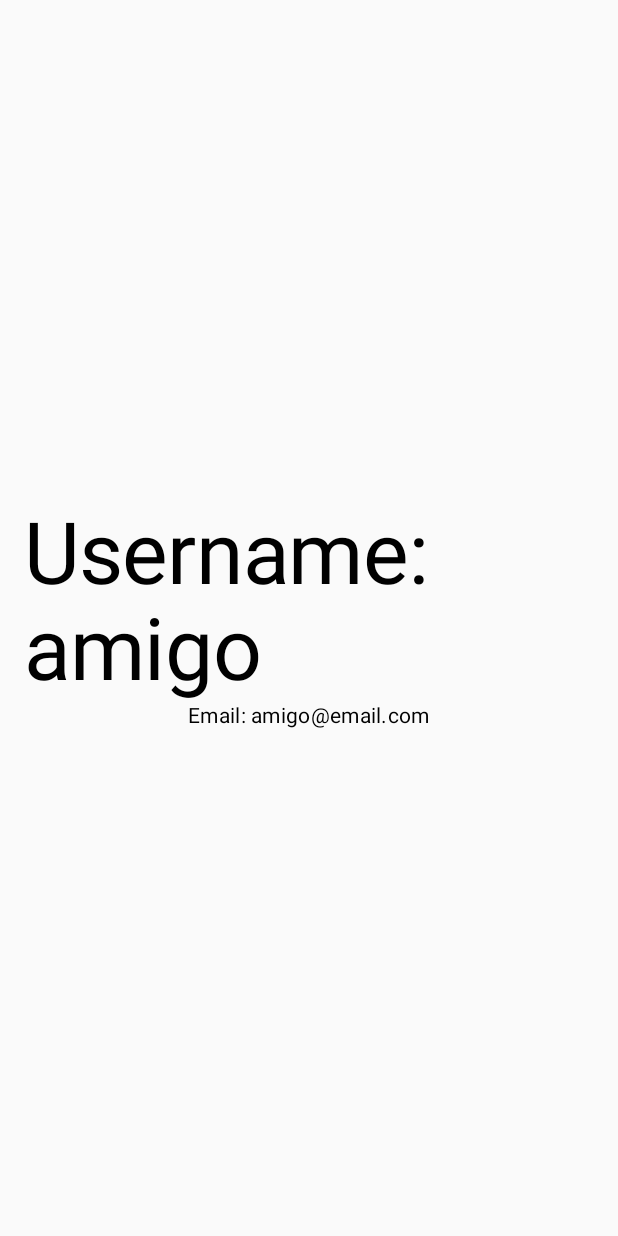
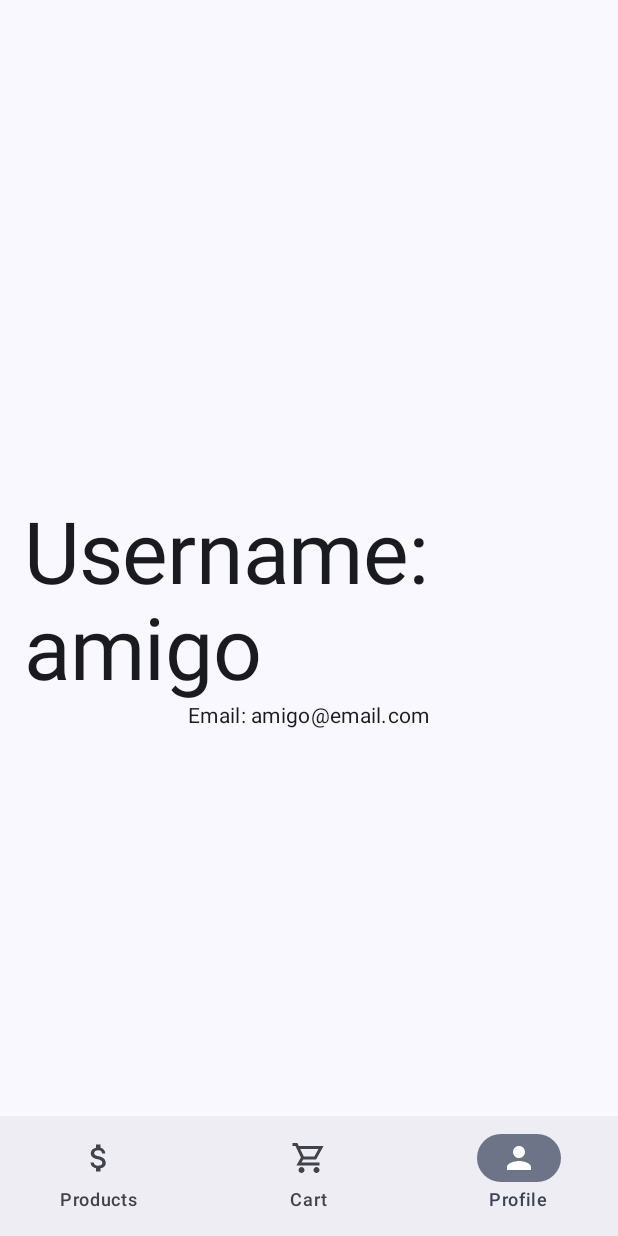
Before and after one commit to diikiin/ShoppingApp, an Android app built with Jetpack Compose: the UserProfileScreen screen opened through its navigation route, on a phone screen of 412 x 824 dp. Run offline under Robolectric (Android 15) with nearby library versions, the phone set to English and light mode, and no system bars; our stand-ins replace Room's generated code, livedata-compose.

Commit message:
screens and data

```diff
--- a/app/src/main/java/com/dikin/shoppingapp/MainActivity.kt
+++ b/app/src/main/java/com/dikin/shoppingapp/MainActivity.kt
@@ -1,26 +1,15 @@
 package com.dikin.shoppingapp
 
-import android.app.Application
 import android.os.Bundle
 import androidx.activity.ComponentActivity
 import androidx.activity.compose.setContent
 import androidx.activity.enableEdgeToEdge
 import androidx.compose.material3.Text
 import androidx.compose.runtime.Composable
-import androidx.compose.runtime.remember
 import androidx.compose.ui.Modifier
-import androidx.compose.ui.platform.LocalContext
 import androidx.compose.ui.tooling.preview.Preview
-import androidx.navigation.compose.NavHost
-import androidx.navigation.compose.composable
-import androidx.navigation.compose.rememberNavController
-import com.dikin.shoppingapp.entities.ShoppingCart
-import com.dikin.shoppingapp.entities.User
-import com.dikin.shoppingapp.screens.ProductsCatalogScreen
-import com.dikin.shoppingapp.screens.ShoppingCartScreen
-import com.dikin.shoppingapp.screens.UserProfileScreen
+import com.dikin.shoppingapp.screens.MainScreen
 import com.dikin.shoppingapp.ui.theme.ShoppingAppTheme
-import com.dikin.shoppingapp.viewmodels.ShoppingCartViewModel
 
 class MainActivity : ComponentActivity() {
     override fun onCreate(savedInstanceState: Bundle?) {
@@ -41,7 +30,7 @@ class MainActivity : ComponentActivity() {
 //                        )
 //                    }
 //                }
-                MainApp()
+                MainScreen()
             }
         }
     }
@@ -77,22 +66,22 @@ fun GreetingPreview() {
     }
 }
 
-@Composable
-fun MainApp() {
-    val navController = rememberNavController()
-    val user =
-        remember { User(username = "amigo", email = "amigo@email.com", passwordHash = "hash") }
-    val application = LocalContext.current.applicationContext as Application
-
-    NavHost(navController = navController, startDestination = "productsCatalog") {
-        composable("productsCatalog") {
-            ProductsCatalogScreen()
-        }
-        composable("shoppingCart") {
-            ShoppingCartScreen(userId = user.userId)
-        }
-        composable("userProfileScreen") {
-            UserProfileScreen(user)
-        }
-    }
-}
+//@Composable
+//fun MainApp() {
+//    val navController = rememberNavController()
+//    val user =
+//        remember { User(username = "amigo", email = "amigo@email.com", passwordHash = "hash") }
+//    val application = LocalContext.current.applicationContext as Application
+//
+//    NavHost(navController = navController, startDestination = "productsCatalog") {
+//        composable("productsCatalog") {
+//
+//        }
+//        composable("shoppingCart") {
+//            ShoppingCartScreen(userId = user.userId)
+//        }
+//        composable("userProfileScreen") {
+//            UserProfileScreen(user)
+//        }
+//    }
+//}
--- a/app/src/main/java/com/dikin/shoppingapp/config/AppDatabase.kt
+++ b/app/src/main/java/com/dikin/shoppingapp/config/AppDatabase.kt
@@ -37,7 +37,7 @@ import com.dikin.shoppingapp.entities.UserAddress
         ShoppingCart::class,
         User::class,
         UserAddress::class
-    ], version = 1, exportSchema = false
+    ], version = 2, exportSchema = false
 )
 abstract class AppDatabase : RoomDatabase() {
     abstract fun cartItemDao(): CartItemDao
@@ -63,6 +63,7 @@ abstract class AppDatabase : RoomDatabase() {
                     "app_database"
                 )
                     .fallbackToDestructiveMigration()
+                    .allowMainThreadQueries()
                     .build()
                 INSTANCE = instance
                 instance
--- a/app/src/main/java/com/dikin/shoppingapp/daos/ShoppingCartDao.kt
+++ b/app/src/main/java/com/dikin/shoppingapp/daos/ShoppingCartDao.kt
@@ -21,7 +21,7 @@ interface ShoppingCartDao {
     suspend fun getByUserId(userId: Int): ShoppingCart?
 
     @Insert
-    suspend fun insert(shoppingCart: ShoppingCart)
+    fun insert(shoppingCart: ShoppingCart)
 
     @Update
     suspend fun update(shoppingCart: ShoppingCart)
--- a/app/src/main/java/com/dikin/shoppingapp/daos/UserDao.kt
+++ b/app/src/main/java/com/dikin/shoppingapp/daos/UserDao.kt
@@ -17,6 +17,9 @@ interface UserDao {
     @Query("select * from users where userId = :id")
     suspend fun getById(id: Int): User?
 
+    @Query("select * from users where username = :username")
+    fun getByUsername(username: String): User?
+
     @Insert
     suspend fun insert(user: User)
 
--- a/app/src/main/java/com/dikin/shoppingapp/entities/ShoppingCart.kt
+++ b/app/src/main/java/com/dikin/shoppingapp/entities/ShoppingCart.kt
@@ -3,9 +3,6 @@ package com.dikin.shoppingapp.entities
 import androidx.room.Entity
 import androidx.room.ForeignKey
 import androidx.room.PrimaryKey
-import java.sql.Timestamp
-import java.time.Instant
-import java.util.Date
 
 @Entity(
     tableName = "shopping_cart",
@@ -19,7 +16,7 @@ import java.util.Date
     ]
 )
 data class ShoppingCart(
-    @PrimaryKey
+    @PrimaryKey(autoGenerate = true)
     val cartId: Int = 0,
     val userId: Int
 )
--- a/app/src/main/java/com/dikin/shoppingapp/screens/BottomNavDestination.kt
+++ b/app/src/main/java/com/dikin/shoppingapp/navigation/BottomNavDestination.kt
@@ -1,4 +1,4 @@
-package com.dikin.shoppingapp.screens
+package com.dikin.shoppingapp.navigation
 
 import com.dikin.shoppingapp.R
 
--- /dev/null
+++ b/app/src/main/java/com/dikin/shoppingapp/navigation/BottomNavigationGraph.kt
@@ -0,0 +1,33 @@
+package com.dikin.shoppingapp.navigation
+
+import androidx.compose.runtime.Composable
+import androidx.compose.ui.Modifier
+import androidx.navigation.NavHostController
+import androidx.navigation.compose.NavHost
+import androidx.navigation.compose.composable
+import com.dikin.shoppingapp.screens.ProductsCatalogScreen
+import com.dikin.shoppingapp.screens.ShoppingCartScreen
+import com.dikin.shoppingapp.screens.UserProfileScreen
+import com.dikin.shoppingapp.viewmodels.UserViewModel
+
+@Composable
+fun BottomNavigationGraph(
+    userViewModel: UserViewModel,
+    navController: NavHostController,
+    paddingModifier: Modifier
+) {
+    NavHost(
+        navController = navController,
+        startDestination = BottomNavDestination.Products.route
+    ) {
+        composable(route = BottomNavDestination.Products.route) {
+            ProductsCatalogScreen(userViewModel = userViewModel, modifier = paddingModifier)
+        }
+        composable(route = BottomNavDestination.Cart.route) {
+            ShoppingCartScreen(userViewModel, modifier = paddingModifier)
+        }
+        composable(route = BottomNavDestination.Profile.route) {
+            UserProfileScreen(userViewModel)
+        }
+    }
+}
--- /dev/null
+++ b/app/src/main/java/com/dikin/shoppingapp/navigation/BottomNavigationMenu.kt
@@ -0,0 +1,58 @@
+package com.dikin.shoppingapp.navigation
+
+import androidx.compose.material3.Icon
+import androidx.compose.material3.NavigationBar
+import androidx.compose.material3.NavigationBarItem
+import androidx.compose.material3.Text
+import androidx.compose.runtime.Composable
+import androidx.compose.runtime.getValue
+import androidx.compose.runtime.mutableIntStateOf
+import androidx.compose.runtime.remember
+import androidx.compose.runtime.setValue
+import androidx.compose.ui.Modifier
+import androidx.compose.ui.res.painterResource
+import androidx.navigation.NavController
+import androidx.navigation.compose.currentBackStackEntryAsState
+
+@Composable
+fun BottomNavigationMenu(navController: NavController) {
+    val items = listOf(
+        BottomNavDestination.Products,
+        BottomNavDestination.Cart,
+        BottomNavDestination.Profile
+    )
+
+    var selectedIndex by remember {
+        mutableIntStateOf(0)
+    }
+
+    NavigationBar {
+        items.forEachIndexed { index, screen ->
+            val backStackEntry = navController.currentBackStackEntryAsState()
+            NavigationBarItem(
+                icon = {
+                    Icon(
+                        painter = painterResource(screen.icon),
+                        contentDescription = screen.label
+                    )
+                },
+                label = { Text(screen.label) },
+                selected = screen.route == backStackEntry.value?.destination?.route,
+                onClick = {
+                    selectedIndex = index
+                    navController.navigate(screen.route)
+                }
+            )
+        }
+    }
+
+}
+
+@Composable
+fun ContentScreen(modifier: Modifier = Modifier, selectedIndex: Int) {
+    when (selectedIndex) {
+//        0 -> ProductsCatalogScreen()
+//        1 -> ShoppingCartScreen()
+//        2 -> UserProfileScreen()
+    }
+}
--- a/app/src/main/java/com/dikin/shoppingapp/repositories/ShoppingCartRepository.kt
+++ b/app/src/main/java/com/dikin/shoppingapp/repositories/ShoppingCartRepository.kt
@@ -15,7 +15,7 @@ class ShoppingCartRepository(private val dao: ShoppingCartDao) {
         return dao.getByUserId(userId);
     }
 
-    suspend fun create(shoppingCart: ShoppingCart) {
+    fun create(shoppingCart: ShoppingCart) {
         dao.insert(shoppingCart)
     }
 
--- a/app/src/main/java/com/dikin/shoppingapp/repositories/UserRepository.kt
+++ b/app/src/main/java/com/dikin/shoppingapp/repositories/UserRepository.kt
@@ -9,6 +9,10 @@ class UserRepository(private val dao: UserDao) {
 
     suspend fun getById(id: Int): User? {
         return dao.getById(id)
+    }
+
+    fun getByUsername(username: String): User? {
+        return dao.getByUsername(username)
     }
 
     suspend fun create(user: User) {
--- /dev/null
+++ b/app/src/main/java/com/dikin/shoppingapp/screens/MainScreen.kt
@@ -0,0 +1,46 @@
+package com.dikin.shoppingapp.screens
+
+import androidx.compose.foundation.layout.padding
+import androidx.compose.material3.Scaffold
+import androidx.compose.runtime.Composable
+import androidx.compose.ui.Modifier
+import androidx.lifecycle.viewmodel.compose.viewModel
+import androidx.navigation.compose.rememberNavController
+import com.dikin.shoppingapp.entities.ShoppingCart
+import com.dikin.shoppingapp.entities.User
+import com.dikin.shoppingapp.navigation.BottomNavigationGraph
+import com.dikin.shoppingapp.navigation.BottomNavigationMenu
+import com.dikin.shoppingapp.viewmodels.ShoppingCartViewModel
+import com.dikin.shoppingapp.viewmodels.UserViewModel
+
+@Composable
+fun MainScreen() {
+    val navController = rememberNavController()
+    val userViewModel: UserViewModel = viewModel()
+    val shoppingCartViewModel: ShoppingCartViewModel = viewModel()
+
+    var currentUser = userViewModel.getByUsername("amigo")
+    if (currentUser == null) {
+        userViewModel.create(
+            User(
+                username = "amigo",
+                email = "amigo@email.com",
+                passwordHash = "hash"
+            )
+        )
+        currentUser = userViewModel.getByUsername("amigo")
+        currentUser?.let { shoppingCartViewModel.create(ShoppingCart(userId = it.userId)) }
+    }
+    userViewModel.currentUser = currentUser
+
+    Scaffold(
+        bottomBar = { BottomNavigationMenu(navController = navController) },
+    )
+    { paddingValues ->
+        BottomNavigationGraph(
+            userViewModel = userViewModel,
+            navController = navController,
+            paddingModifier = Modifier.padding(paddingValues)
+        )
+    }
+}
--- a/app/src/main/java/com/dikin/shoppingapp/screens/ProductsCatalogScreen.kt
+++ b/app/src/main/java/com/dikin/shoppingapp/screens/ProductsCatalogScreen.kt
@@ -5,7 +5,6 @@ import androidx.compose.foundation.layout.Spacer
 import androidx.compose.foundation.layout.fillMaxWidth
 import androidx.compose.foundation.layout.height
 import androidx.compose.foundation.layout.padding
-import androidx.compose.foundation.lazy.LazyColumn
 import androidx.compose.material3.Button
 import androidx.compose.material3.Text
 import androidx.compose.runtime.Composable
@@ -22,9 +21,11 @@ import androidx.compose.ui.unit.sp
 import androidx.lifecycle.viewmodel.compose.viewModel
 import com.dikin.shoppingapp.entities.Product
 import com.dikin.shoppingapp.viewmodels.ProductViewModel
+import com.dikin.shoppingapp.viewmodels.UserViewModel
 
 @Composable
 fun ProductsCatalogScreen(
+    userViewModel: UserViewModel,
     productViewModel: ProductViewModel = viewModel(),
     modifier: Modifier = Modifier
 ) {
@@ -51,7 +52,7 @@ fun ProductsCatalogScreen(
             },
             modifier = Modifier.align(Alignment.CenterHorizontally)
         ) {
-            Text("Add Task")
+            Text("Add Product")
         }
         Spacer(modifier = Modifier.height(8.dp))
 
--- a/app/src/main/java/com/dikin/shoppingapp/screens/UserProfileScreen.kt
+++ b/app/src/main/java/com/dikin/shoppingapp/screens/UserProfileScreen.kt
@@ -10,10 +10,11 @@ import androidx.compose.runtime.Composable
 import androidx.compose.ui.Alignment
 import androidx.compose.ui.Modifier
 import androidx.compose.ui.unit.dp
-import com.dikin.shoppingapp.entities.User
+import com.dikin.shoppingapp.viewmodels.UserViewModel
 
 @Composable
-fun UserProfileScreen(user: User) {
+fun UserProfileScreen(userViewModel: UserViewModel) {
+    val user = userViewModel.currentUser!!
     Column(
         modifier = Modifier
             .fillMaxSize()
--- a/app/src/main/java/com/dikin/shoppingapp/viewmodels/ShoppingCartViewModel.kt
+++ b/app/src/main/java/com/dikin/shoppingapp/viewmodels/ShoppingCartViewModel.kt
@@ -29,7 +29,7 @@ class ShoppingCartViewModel(application: Application): AndroidViewModel(applicat
         callback(repository.getByUserId(userId))
     }
 
-    fun create(shoppingCart: ShoppingCart) = viewModelScope.launch {
+    fun create(shoppingCart: ShoppingCart) {
         repository.create(shoppingCart)
     }
 
--- a/app/src/main/java/com/dikin/shoppingapp/viewmodels/UserViewModel.kt
+++ b/app/src/main/java/com/dikin/shoppingapp/viewmodels/UserViewModel.kt
@@ -14,6 +14,7 @@ class UserViewModel(application: Application) : AndroidViewModel(application) {
 
     private val repository: UserRepository
     val all: LiveData<List<User>>
+    var currentUser: User? = null
 
     init {
         val dao = AppDatabase.getDatabase(application).userDao()
@@ -23,6 +24,10 @@ class UserViewModel(application: Application) : AndroidViewModel(application) {
 
     fun getById(id: Int, callback: (User?) -> Unit) = viewModelScope.launch {
         callback(repository.getById(id))
+    }
+
+    fun getByUsername(username: String): User? {
+        return repository.getByUsername(username)
     }
 
     fun create(user: User) = viewModelScope.launch {
```
Also changed, not shown: app/src/main/java/com/dikin/shoppingapp/screens/BottomNavigationMenu.kt (deleted, +0 -75 lines), app/src/main/java/com/dikin/shoppingapp/screens/ShoppingCartScreen.kt (+14 -7 lines).
